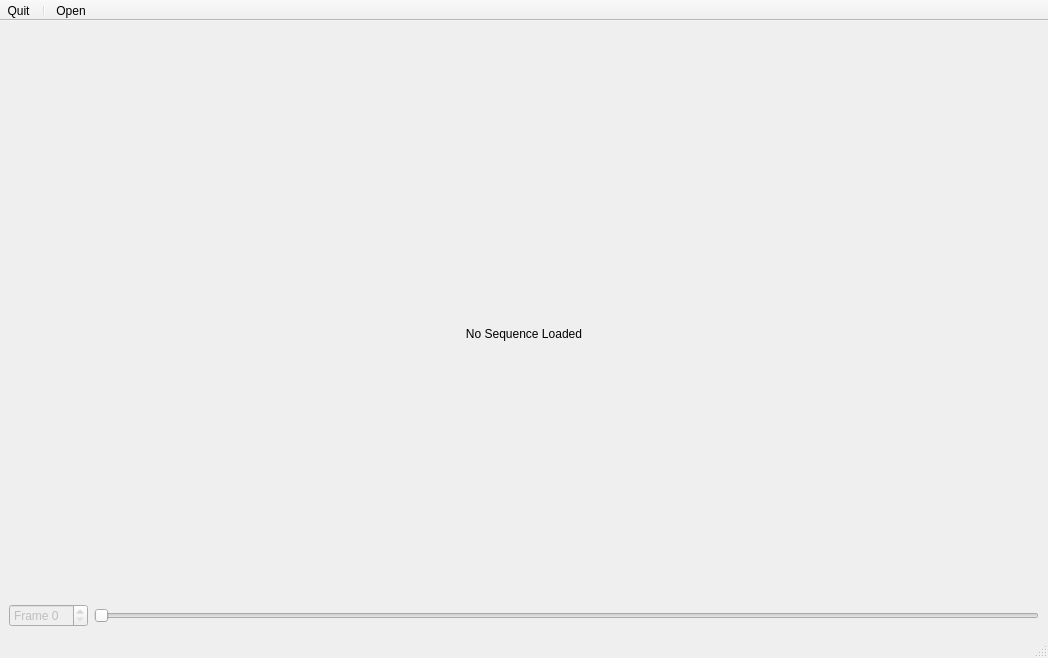
Old version of the form tracking-analyzer-gui/gui/main_window.ui in the repository brobeson/tracking-analyzer.
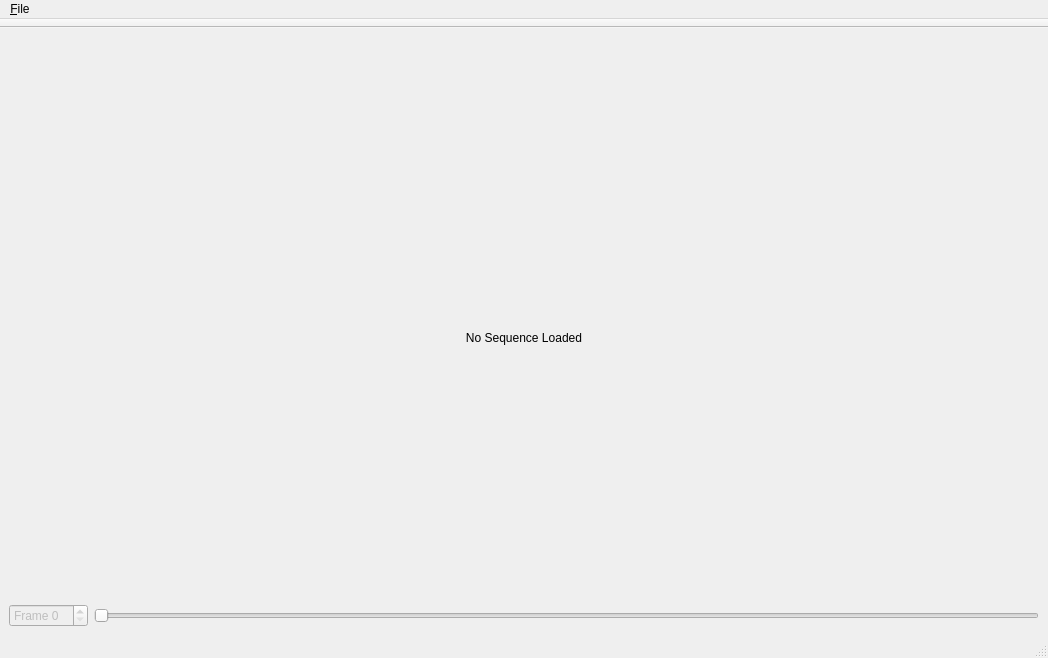
New version of the form. Icons and pictures are not drawn.

```diff
--- a/tracking-analyzer-gui/gui/main_window.ui
+++ b/tracking-analyzer-gui/gui/main_window.ui
@@ -115,9 +115,26 @@
    <attribute name="toolBarBreak">
     <bool>false</bool>
    </attribute>
-   <addaction name="action_quit"/>
-   <addaction name="separator"/>
-   <addaction name="action_open"/>
+  </widget>
+  <widget class="QMenuBar" name="menuBar">
+   <property name="geometry">
+    <rect>
+     <x>0</x>
+     <y>0</y>
+     <width>1048</width>
+     <height>26</height>
+    </rect>
+   </property>
+   <widget class="QMenu" name="menu_File">
+    <property name="title">
+     <string>&amp;File</string>
+    </property>
+    <addaction name="action_open_dataset"/>
+    <addaction name="action_open_tracking_results"/>
+    <addaction name="separator"/>
+    <addaction name="action_quit"/>
+   </widget>
+   <addaction name="menu_File"/>
   </widget>
   <action name="action_open_dataset">
    <property name="icon">
@@ -146,18 +163,6 @@
     <string>Ctrl+O</string>
    </property>
   </action>
-  <action name="action_open">
-   <property name="icon">
-    <iconset theme="document-open">
-     <normaloff>.</normaloff>.</iconset>
-   </property>
-   <property name="text">
-    <string>Open</string>
-   </property>
-   <property name="toolTip">
-    <string>Open tracking data</string>
-   </property>
-  </action>
   <action name="action_tracker_selection">
    <property name="text">
     <string>Trackers</string>
```
